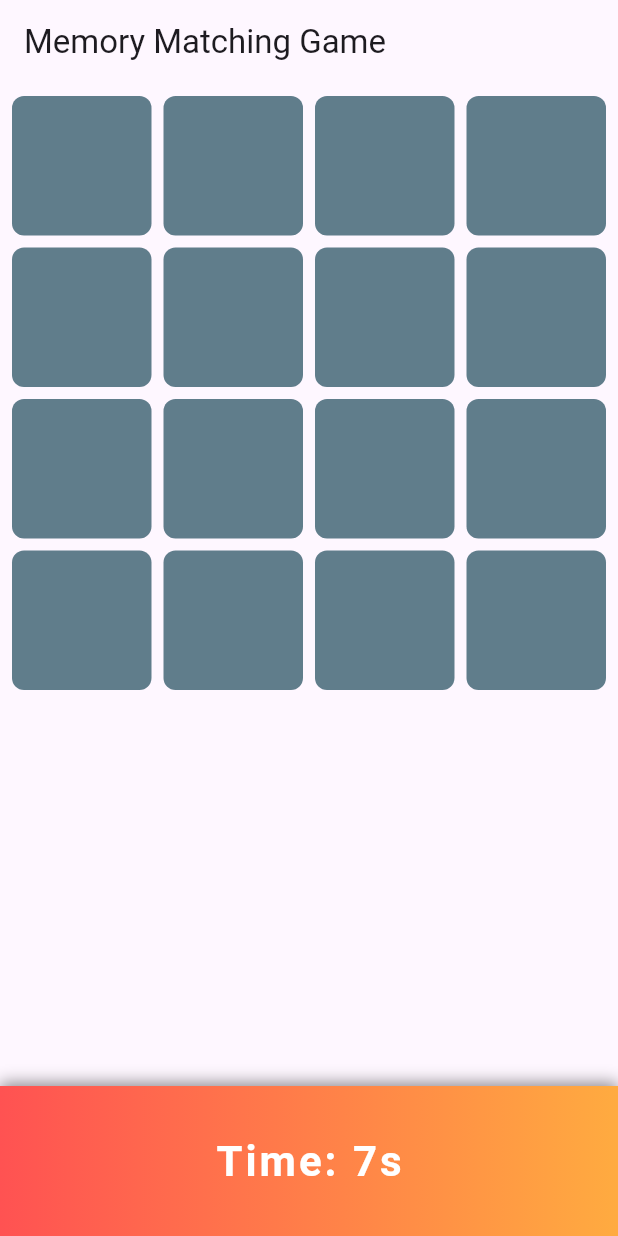
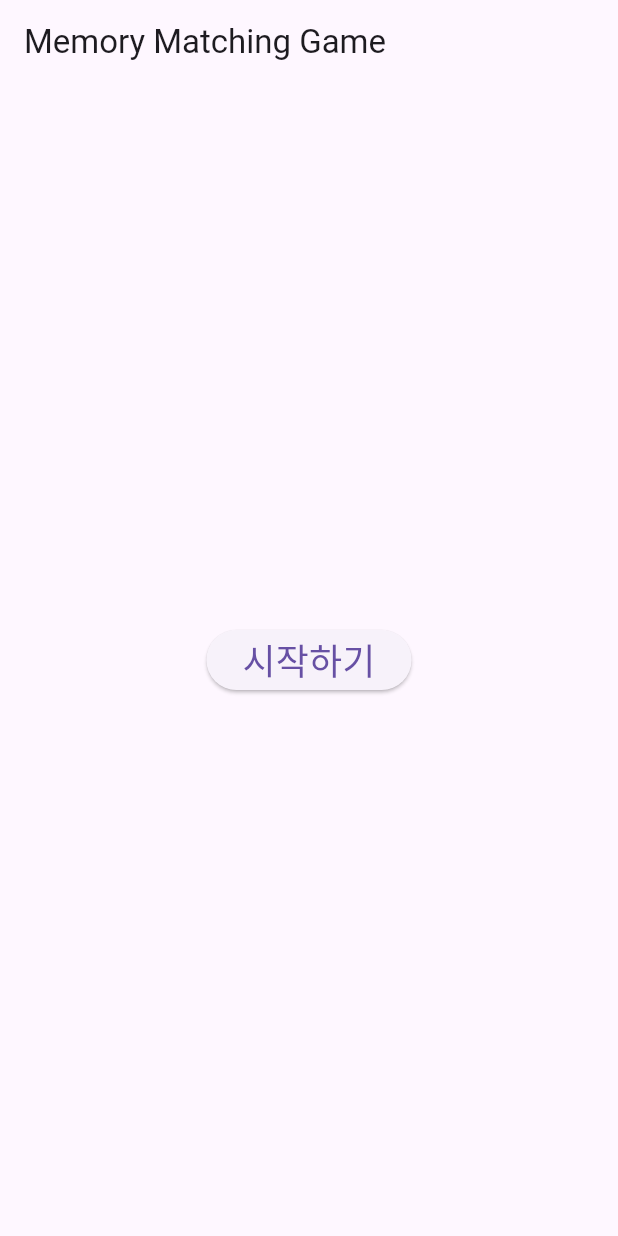
Before and after one commit to solardayz/memory_matching, a Flutter app: the screen it shows after launch, on a phone screen of 412 x 824 dp. Run offline on Flutter 3.47's test engine with Material 3 defaults, Android fonts, the light colour scheme and no system bars.

Commit message:
Implement start game functionality, timer, and game over logic.
- Implement game start logic with `startGame` that resets the game state and starts a timer.
- Update the UI to show a "Start" button before game initiation.
- Add a 60-second time limit and automatically end the game if time expires without a match.
- Enhance the `onCardTap` method to prevent tapping during game over or on already flipped/matched cards.
- Refine the status message: display "축하합니다" if all matches are made within 60 seconds, or "시간 초과했습니다" otherwise.
- Update UI: show the game board and scoreboard only when the game is started.
- Clarify comments to explain the game logic for better readability.

```diff
--- a/lib/main.dart
+++ b/lib/main.dart
@@ -31,18 +31,24 @@ class _MemoryGameScreenState extends State<MemoryGameScreen> {
   int secondsElapsed = 0;
   Timer? timer;
   bool isGameOver = false;
+  bool gameStarted = false;
 
-  @override
-  void initState() {
-    super.initState();
-    initializeCards();
+  // 게임을 시작할 때 상태 초기화 및 타이머 시작
+  void startGame() {
+    setState(() {
+      gameStarted = true;
+      secondsElapsed = 0;
+      isGameOver = false;
+      flippedIndices.clear();
+      initializeCards();
+    });
+
     timer = Timer.periodic(Duration(seconds: 1), (Timer t) {
-      // 게임이 종료되지 않은 경우에만 시간 증가
       if (!isGameOver) {
         setState(() {
           secondsElapsed++;
         });
-        // 1분(60초)이 넘었는데 아직 매칭이 완료되지 않은 경우
+        // 60초가 넘었고 모든 카드가 매칭되지 않았으면 게임 종료
         if (secondsElapsed >= 60 && !cards.every((card) => card.isMatched)) {
           setState(() {
             isGameOver = true;
@@ -67,7 +73,7 @@ class _MemoryGameScreenState extends State<MemoryGameScreen> {
     cards = allValues.map((value) => MemoryCardData(value: value)).toList();
   }
 
-  // 카드 탭 시 처리 (게임이 끝났거나 이미 뒤집힌 카드면 무시)
+  // 카드 탭 시 처리 (게임 종료 상태이거나 이미 뒤집혔거나 매칭된 카드면 무시)
   void onCardTap(int index) {
     if (isGameOver || cards[index].isFlipped || cards[index].isMatched) return;
 
@@ -76,7 +82,6 @@ class _MemoryGameScreenState extends State<MemoryGameScreen> {
       flippedIndices.add(index);
     });
 
-    // 두 장 뒤집혔을 때 매칭 여부 확인
     if (flippedIndices.length == 2) {
       Future.delayed(Duration(milliseconds: 500), () {
         int firstIndex = flippedIndices[0];
@@ -105,10 +110,9 @@ class _MemoryGameScreenState extends State<MemoryGameScreen> {
     }
   }
 
-  // 게임 상태에 따른 메시지 반환
+  // 게임 종료 후 상태 메시지 (1분 안에 성공하면 "축하합니다", 아니면 "시간 초과했습니다")
   String get statusMessage {
     if (cards.every((card) => card.isMatched)) {
-      // 모든 카드를 맞췄으면 1분 이내에 맞춘 경우에만 축하 메시지, 아니면 시간 초과 메시지
       return secondsElapsed <= 60 ? "축하합니다" : "시간 초과했습니다";
     } else if (secondsElapsed >= 60) {
       return "시간 초과했습니다";
@@ -122,7 +126,8 @@ class _MemoryGameScreenState extends State<MemoryGameScreen> {
       appBar: AppBar(
         title: Text('Memory Matching Game'),
       ),
-      body: Padding(
+      body: gameStarted
+          ? Padding(
         padding: const EdgeInsets.all(8.0),
         child: GridView.builder(
           itemCount: cards.length,
@@ -142,9 +147,18 @@ class _MemoryGameScreenState extends State<MemoryGameScreen> {
             );
           },
         ),
+      )
+          : Center(
+        child: ElevatedButton(
+          onPressed: startGame,
+          child: Text(
+            '시작하기',
+            style: TextStyle(fontSize: 24),
+          ),
+        ),
       ),
-      // 하단 전광판: 상태 메시지(시간 위에)와 경과 시간 표시
-      bottomNavigationBar: Container(
+      bottomNavigationBar: gameStarted
+          ? Container(
         height: 100,
         decoration: BoxDecoration(
           gradient: LinearGradient(
@@ -183,7 +197,8 @@ class _MemoryGameScreenState extends State<MemoryGameScreen> {
             ],
           ),
         ),
-      ),
+      )
+          : null,
     );
   }
 }
@@ -232,7 +247,6 @@ class _MemoryCardState extends State<MemoryCard>
       vsync: this,
     );
     _animation = Tween<double>(begin: 0.0, end: pi).animate(_controller);
-    // 초기 상태에 따라 애니메이션 진행
     if (widget.isFlipped) {
       _controller.forward();
     } else {
@@ -277,7 +291,6 @@ class _MemoryCardState extends State<MemoryCard>
     );
   }
 
-  // 카드 앞면 (뒤집혀서 보일 때)
   Widget _buildFront() {
     return Transform(
       transform: Matrix4.identity()..rotateY(pi),
@@ -297,7 +310,6 @@ class _MemoryCardState extends State<MemoryCard>
     );
   }
 
-  // 카드 뒷면 (초기 상태)
   Widget _buildBack() {
     return Container(
       decoration: BoxDecoration(
```
